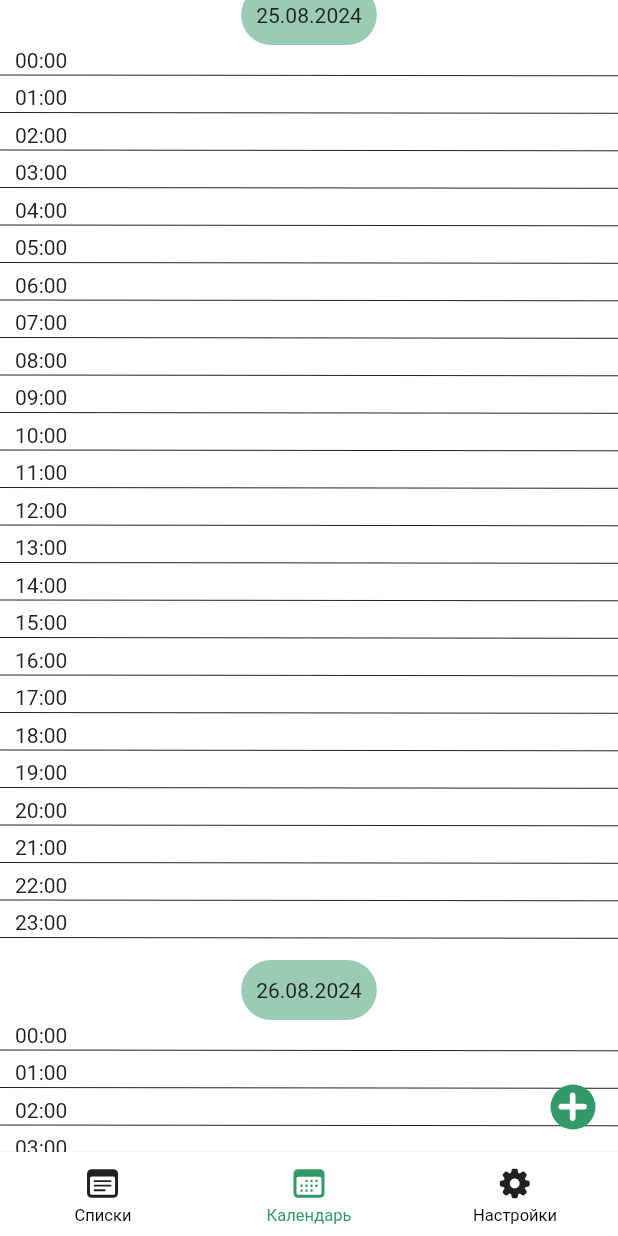
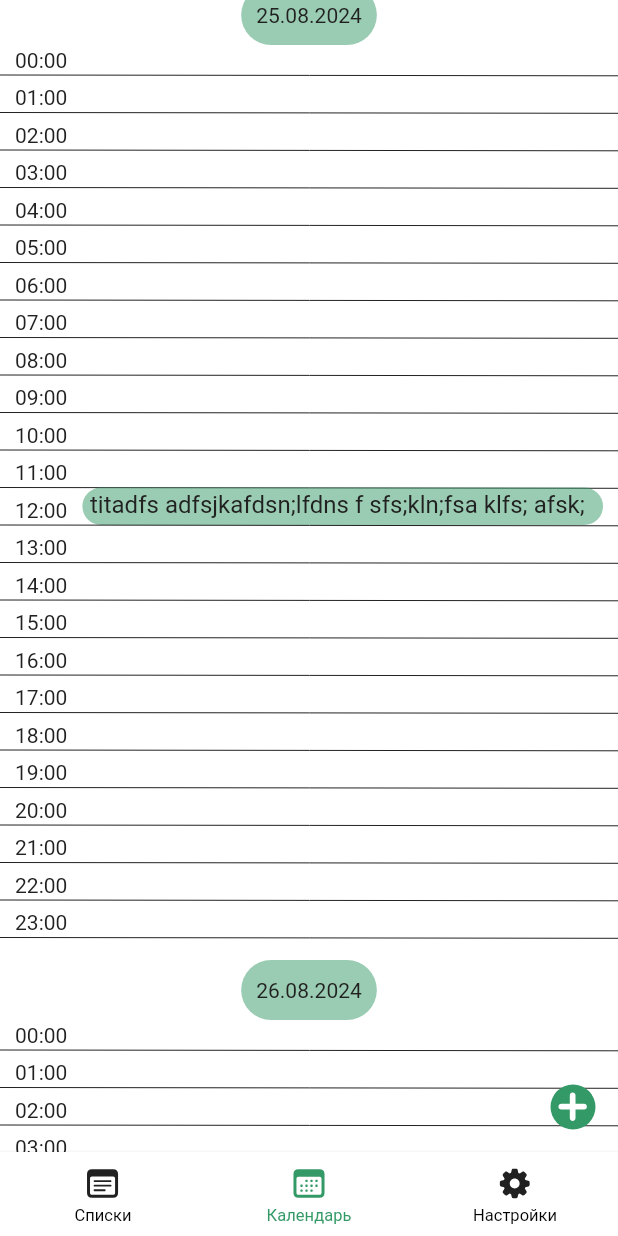
Before and after one commit to qoiu/task_calendar, a Flutter app: the screen it shows after launch, item 2 of the bottom bar chosen, on a phone screen of 412 x 824 dp. Run offline on Flutter 3.47's test engine with Material 3 defaults, Android fonts, the phone set to English and light mode, and no system bars; our stand-ins replace flutter_svg, sqflite; accounts and stored records are empty; generated files the repository leaves out were written again.

Commit message:
add tasks

```diff
--- /dev/null
+++ b/lib/database/tasks_database.dart
@@ -0,0 +1,19 @@
+import 'package:sqflite/sqflite.dart';
+
+TasksDatabase tasksDatabase = TasksDatabase();
+
+class TasksDatabase {
+  late String databasesPath;
+  late String path;
+  late Database database;
+
+  init() async {
+    databasesPath = await getDatabasesPath();
+    String path = '$databasesPath/demo.db';
+    database = await openDatabase(path, version: 1,
+        onCreate: (Database db, int version) async {
+      await db.execute(
+          'CREATE TABLE tasks (id INTEGER PRIMARY KEY, start LONG, end LONG, title STRING NOT NULL, description STRING)');
+    });
+  }
+}
--- a/lib/main.dart
+++ b/lib/main.dart
@@ -1,4 +1,5 @@
 import 'package:flutter/material.dart';
+import 'package:task_calendar/database/tasks_database.dart';
 import 'package:task_calendar/screens/main_app_screen.dart';
 import 'package:task_calendar/themes.dart';
 import 'package:task_calendar/utils/utils.dart';
--- a/lib/models/task.dart
+++ b/lib/models/task.dart
@@ -1,7 +1,25 @@
-
-class Task{
+class Task {
   String title;
   String? description;
+  DateTime start;
+  DateTime end;
 
-  Task({required this.title, this.description});
+  Task(
+      {required this.title,
+      this.description,
+      required this.start,
+      required this.end});
+
+  Task.fromJson(Map<String, dynamic> json)
+      : title = json['title'],
+        description = json['description'],
+        start = json['start'],
+        end = json['end'];
+
+  Map<String, Object?> toDb() => {
+        'title': title,
+        'description': description,
+        'start': start.millisecondsSinceEpoch,
+        'end': end.millisecondsSinceEpoch
+      };
 }
--- a/lib/screens/lists/main_custom_list_screen.dart
+++ b/lib/screens/lists/main_custom_list_screen.dart
@@ -1,5 +1,7 @@
 import 'package:flutter/material.dart';
 import 'package:task_calendar/components/svg_button.dart';
+import 'package:task_calendar/database/tasks_database.dart';
+import 'package:task_calendar/models/task.dart';
 import 'package:task_calendar/screens/lists/components/list_date_time_item.dart';
 import 'package:task_calendar/utils/utils.dart';
 
@@ -11,82 +13,98 @@ class MainCustomListScreen extends StatefulWidget {
 }
 
 class _MainCustomListScreenState extends State<MainCustomListScreen> {
-  double yOffset=0.0;
-  double extraOffset=0.0;
-  DateTime currentDate = DateTime.now();
+  CustomListController offsetController = CustomListController();
+  List<Task> tasks = [];
+
+  @override
+  void initState() {
+    super.initState();
+    offsetController.updateDate = updateDates;
+  }
+
+  updateDates() async {
+    'updateDates'.dpRed().printLong();
+    try {
+      // var id = await tasksDatabase.database.insert(
+      //     'tasks',
+      //     Task(title: 'test', start: DateTime.now(), end: DateTime.now())
+      //         .toDb(),
+      //     conflictAlgorithm: ConflictAlgorithm.replace);
+      // 'create $id'.dpGreen().print();
+      tasks = (await tasksDatabase.database.query('tasks'))
+          .map((e) => Task.fromJson(e))
+          .toList();
+      tasks.toString().dpRed().printLong();
+      'updateDates'.dpRed().print();
+    } on Exception catch (e) {
+      e.toString().dpRed().printLong();
+    } finally {
+      setState(() {});
+    }
+  }
 
   @override
   Widget build(BuildContext context) {
     return Stack(
       children: [
         GestureDetector(
-          onVerticalDragUpdate: (drag){
-            yOffset += drag.delta.dy;
-            yOffset.toString().dpRed();
+            onVerticalDragUpdate: (drag) {
+              offsetController.yOffset += drag.delta.dy;
               setState(() {});
             },
             child: Container(
                 color: Colors.transparent,
                 width: double.maxFinite,
                 height: double.maxFinite,
-            child: Transform.translate(
-              offset: Offset(0, extraOffset),
                 child: CustomPaint(
                   painter: ListPainter(
-                  times: List.generate(6, (i){
-                    return ListDateTimeItem(formatDate.format(currentDate.add(Duration(days: i-1))));
+                      times: List.generate(50, (i) {
+                        return ListDateTimeItem(formatDate.format(
+                            offsetController.currentDate
+                                .add(Duration(days: i - 1))));
                       }),
-                  yOffset: yOffset,
-                  extraOffset: extraOffset
-                ),
-              ),
-            ),
-          ),
-        ),
+                      tasks: tasks,
+                      controller: offsetController),
+                ))),
         Container(
           alignment: Alignment.bottomRight,
           padding: const EdgeInsets.all(15),
-          child: SvgButton(
-            'assets/svg/ic_plus.svg', (){
+          child: SvgButton('assets/svg/ic_plus.svg', () {
             setState(() {
-                setState(() {
-                  extraOffset-=100;
-                  extraOffset.toString().dpYellow().print();
+              offsetController.yOffset -= 100;
             });
-              });
-          }
-          ),
+          }),
         )
       ],
     );
   }
 }
 
-class ListPainter extends CustomPainter{
+class ListPainter extends CustomPainter {
   final List<ListDateTimeItem> times;
-  final double yOffset;
-  final double extraOffset;
+  final List<Task> tasks;
+  final CustomListController controller;
 
-  ListPainter({required this.times, required this.yOffset, required this.extraOffset});
+  ListPainter(
+      {required this.times, required this.controller, required this.tasks});
 
   @override
   void paint(Canvas canvas, Size size) {
     drawDates(canvas, size);
   }
 
-  drawDates(Canvas canvas, Size size){
+  drawDates(Canvas canvas, Size size) {
+    'y: ${controller.yOffset}'.dpBlue().print();
     Paint paint = Paint()
       ..color = getColorScheme().primary.withOpacity(0.5)
       ..style = PaintingStyle.fill;
-    Paint linePaint = Paint()
-      ..color = getColorScheme().onPrimary;
-    double nextItemH=0.0;
-    double firstDateOffset=0.0;
+    Paint linePaint = Paint()..color = getColorScheme().onPrimary;
+    double nextItemH = 0.0;
+    double firstDateOffset = 0.0;
+    double secondDateOffset = 0.0;
     times.first.date.dpGreen().print();
     for (var date in times) {
       var index = times.indexOf(date);
-
-
       TextPainter textPainter = TextPainter(
         text: TextSpan(
           text: date.date,
@@ -99,22 +117,27 @@ class ListPainter extends CustomPainter{
       double textWidth = textPainter.width;
       double textHeight = textPainter.height;
 
-
-
       RRect rRect = RRect.fromRectAndRadius(
-        Rect.fromLTWH((size.width-textWidth)/2-10, yOffset+nextItemH-10, textWidth+20, textHeight+20),
+        Rect.fromLTWH(
+            (size.width - textWidth) / 2 - 10,
+            controller.yOffset + nextItemH - 10,
+            textWidth + 20,
+            textHeight + 20),
         const Radius.circular(20),
       );
       canvas.drawRRect(rRect, paint);
 
-      textPainter.paint(canvas, Offset(
+      textPainter.paint(
+          canvas,
+          Offset(
             (size.width - textWidth) / 2,
-        yOffset+nextItemH,
+            controller.yOffset + nextItemH,
           ));
 
       date.date;
-      nextItemH+=textHeight+10;
-      for (var time in List.generate(24, (i)=>'${i.toString().padLeft(2,'0')}:00')) {
+      nextItemH += textHeight + 10;
+      for (var time
+          in List.generate(24, (i) => '${i.toString().padLeft(2, '0')}:00')) {
         TextPainter textPainter = TextPainter(
           text: TextSpan(
             text: time,
@@ -127,32 +150,93 @@ class ListPainter extends CustomPainter{
         double textWidth = textPainter.width;
         double textHeight = textPainter.height;
 
-        textPainter.paint(canvas, Offset(10, yOffset+nextItemH));
-        nextItemH+=textHeight;
-        canvas.drawLine(Offset(0, yOffset+nextItemH), Offset(size.height,yOffset+nextItemH+1), linePaint);
-        nextItemH+=5;
-        if(yOffset+nextItemH>size.height+100){
-          '${yOffset+nextItemH}>${size.height+100}'.dpRed().print();
+        textPainter.paint(canvas, Offset(10, controller.yOffset + nextItemH));
+        nextItemH.toString().dpYellow();
+        if (time == '12:00') {
+          drawTask(
+              canvas,
+              Size(size.width - textWidth - 30, textHeight + 5),
+              Offset(textWidth + 20, nextItemH + controller.yOffset - 5),
+              Task(
+                  title:
+                      'titadfs adfsjkafdsn;lfdns f sfs;kln;fsa klfs; afsk; fasl; ls; ; fsfasl;kj fslfsafksfjk as;a fs fk; fjk;le',
+                  start: DateTime.now(),
+                  end: DateTime.now()));
+        }
+        nextItemH += textHeight;
+        canvas.drawLine(Offset(0, controller.yOffset + nextItemH),
+            Offset(size.height, controller.yOffset + nextItemH + 1), linePaint);
+        nextItemH += 5;
+        if (controller.yOffset + nextItemH > size.height + 100) {
           break;
         }
       }
-      if(yOffset+nextItemH>size.height+100) {
-        "${date.date} - break".dpRed().print();
+      if (controller.yOffset + nextItemH > size.height + 100) {
         break;
       }
-      nextItemH+=20;
-      if(index==0){
-        firstDateOffset=nextItemH;
+      nextItemH += 20;
+      if (index == 0) {
+        firstDateOffset = nextItemH;
+      }
+      if (index == 1) {
+        secondDateOffset = nextItemH;
       }
     }
+    if (controller.yOffset > 0 && firstDateOffset > 0) {
+      controller.updateDate();
+      controller.currentDate =
+          controller.currentDate.add(const Duration(days: -1));
+      controller.yOffset -= firstDateOffset;
+      "newOffset: ${controller.yOffset}".dpRed().print();
+      controller.updateDate();
+      // drawDates(canvas, size);
+      return;
+    }
+    "${controller.yOffset}<secondDateOffset: ${secondDateOffset * -1}"
+        .dpRed()
+        .print();
+    if (controller.yOffset < secondDateOffset * -1 && secondDateOffset > 0) {
+      controller.currentDate =
+          controller.currentDate.add(const Duration(days: 1));
+      controller.yOffset += secondDateOffset - firstDateOffset;
+      "newOffset: ${controller.yOffset}".dpRed().print();
+      controller.updateDate();
+      // drawDates(canvas, size);
+      return;
+    }
     canvas.save();
-    'firstDateOffset: $firstDateOffset'.dpBlue().print();
+    canvas.restore();
+  }
 
-    canvas.translate(0, yOffset+extraOffset);
-    canvas.restore();
+  drawTask(Canvas canvas, Size size, Offset offset, Task task) {
+    Paint paint = Paint()
+      ..color = getColorScheme().primary.withOpacity(0.5)
+      ..style = PaintingStyle.fill;
+    RRect rRect = RRect.fromRectAndRadius(
+      Rect.fromLTWH(offset.dx, offset.dy, size.width, size.height),
+      const Radius.circular(20),
+    );
+    canvas.drawRRect(rRect, paint);
+    TextPainter textPainter = TextPainter(
+      text: TextSpan(
+        text: task.title,
+        style:
+            getTextStyle().bodyLarge?.copyWith(overflow: TextOverflow.ellipsis),
+      ),
+      textAlign: TextAlign.left,
+      maxLines: 1,
+      textDirection: TextDirection.ltr,
+    );
+    textPainter.layout(maxWidth: size.width - 5);
+    textPainter.paint(canvas, Offset(offset.dx + 5, offset.dy));
   }
 
   @override
   bool shouldRepaint(covariant CustomPainter oldDelegate) => true;
+}
 
+class CustomListController {
+  double yOffset = 0.0;
+  DateTime currentDate = DateTime.now();
+  Function() updateDate = () {};
 }
--- a/lib/screens/main_app_screen.dart
+++ b/lib/screens/main_app_screen.dart
@@ -1,12 +1,12 @@
 import 'package:flutter/foundation.dart';
 import 'package:flutter/material.dart';
 import 'package:flutter_svg/svg.dart';
+import 'package:task_calendar/database/tasks_database.dart';
 import 'package:task_calendar/screens/lists/main_custom_list_screen.dart';
 import 'package:task_calendar/screens/lists/main_list_screen.dart';
 import 'package:task_calendar/screens/stub_screen.dart';
 import 'package:task_calendar/utils/enum/screen_tag.dart';
 import 'package:task_calendar/utils/utils.dart';
-
 
 String? currentRoute;
 
@@ -25,6 +25,7 @@ class _MainAppPage extends State<MainAppPage> {
   @override
   void initState() {
     super.initState();
+    tasksDatabase.init();
     initTabs();
     tabs[0].isLoaded = true;
   }
@@ -74,8 +75,7 @@ class _MainAppPage extends State<MainAppPage> {
   @override
   Widget build(BuildContext context) {
     return Scaffold(
-      bottomNavigationBar:
-      BottomNavigationBar(
+      bottomNavigationBar: BottomNavigationBar(
         currentIndex: currentIndex,
         items: tabs.map((e) => e.getBottomBarItem(currentIndex)).toList(),
         onTap: (index) {
--- a/pubspec.yaml
+++ b/pubspec.yaml
@@ -13,6 +13,7 @@ dependencies:
   cupertino_icons: ^1.0.6
   intl: any
   flutter_svg: any
+  sqflite: ^2.3.3+1
 
 dev_dependencies:
   flutter_test:
```
Also changed, not shown: pubspec.lock, 2 other files. Lines whose indentation alone changed are shown as unchanged.
